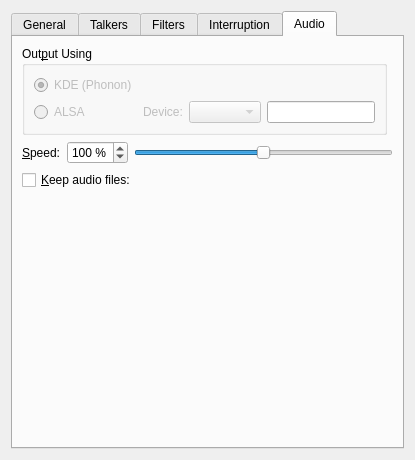
First picture: the form in kcmkttsmgr/kcmkttsmgrwidget.ui, repository KDE/jovie, before the edit.
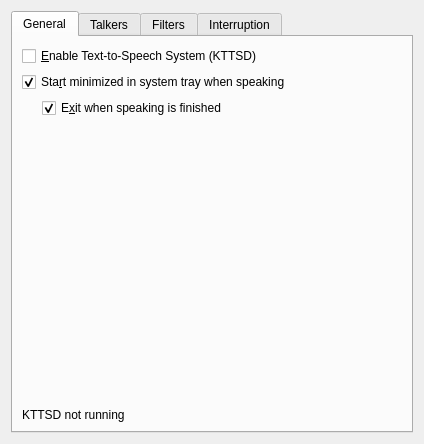
Second picture: the form after the edit. The open tabs and pages were chosen to show the change. Custom widgets are drawn as their Qt base class.

What changed in the file:
```diff
--- a/kcmkttsmgr/kcmkttsmgrwidget.ui
+++ b/kcmkttsmgr/kcmkttsmgrwidget.ui
@@ -1,9 +1,17 @@
 <ui version="4.0" >
  <author>Gary Cramblitt</author>
  <class>KCMKttsMgrWidget</class>
- <widget class="KCModule" name="KCMKttsMgrWidget" >
-  <property name="sizePolicy" >
-   <sizepolicy vsizetype="Expanding" hsizetype="Expanding" >
+ <widget class="KCModule" name="KCMKttsMgrWidget">
+  <property name="geometry">
+   <rect>
+    <x>0</x>
+    <y>0</y>
+    <width>424</width>
+    <height>444</height>
+   </rect>
+  </property>
+  <property name="sizePolicy">
+   <sizepolicy hsizetype="Expanding" vsizetype="Expanding">
     <horstretch>0</horstretch>
     <verstretch>0</verstretch>
    </sizepolicy>
@@ -516,261 +524,22 @@
        </item>
       </layout>
      </widget>
-     <widget class="QWidget" name="TabPage" >
-      <attribute name="title" >
-       <string>Audio</string>
-      </attribute>
-      <layout class="QGridLayout" >
-       <item row="0" column="0" >
-        <widget class="QGroupBox" name="audioButtonGroup" >
-         <property name="sizePolicy" >
-          <sizepolicy vsizetype="Preferred" hsizetype="MinimumExpanding" >
-           <horstretch>0</horstretch>
-           <verstretch>0</verstretch>
-          </sizepolicy>
-         </property>
-         <property name="whatsThis" >
-          <string>&lt;p>Select the audio output method desired.  If you select &lt;b>GStreamer&lt;/b>, you must also select a &lt;b>Sink&lt;/b>.&lt;/p>&lt;p>&lt;em>Note&lt;/em>:  You must have GStreamer >= 0.87 to use GStreamer.&lt;/p></string>
-         </property>
-         <property name="title" >
-          <string>Out&amp;put Using</string>
-         </property>
-         <layout class="QGridLayout" >
-          <item row="1" column="1" >
-           <layout class="QHBoxLayout" >
-            <item>
-             <widget class="QLabel" name="pcmLabel" >
-              <property name="enabled" >
-               <bool>false</bool>
-              </property>
-              <property name="whatsThis" >
-               <string>Select the sound sink to be used for GStreamer output.</string>
-              </property>
-              <property name="text" >
-               <string>Device:</string>
-              </property>
-             </widget>
-            </item>
-            <item>
-             <widget class="KComboBox" name="pcmComboBox" >
-              <property name="enabled" >
-               <bool>false</bool>
-              </property>
-              <property name="sizePolicy" >
-               <sizepolicy vsizetype="Fixed" hsizetype="Expanding" >
-                <horstretch>0</horstretch>
-                <verstretch>0</verstretch>
-               </sizepolicy>
-              </property>
-              <property name="whatsThis" >
-               <string>Select the PCM device to be used for ALSA output.  Select "default" to use the default ALSA device.</string>
-              </property>
-             </widget>
-            </item>
-            <item>
-             <widget class="KLineEdit" name="pcmCustom" />
-            </item>
-           </layout>
-          </item>
-          <item row="1" column="0" >
-           <widget class="QRadioButton" name="alsaRadioButton" >
-            <property name="enabled" >
-             <bool>false</bool>
-            </property>
-            <property name="whatsThis" >
-             <string>Check to use Advanced Linux Sound Architecture (ALSA) for audio output.</string>
-            </property>
-            <property name="text" >
-             <string>ALSA</string>
-            </property>
-            <property name="shortcut" >
-             <string/>
-            </property>
-            <property name="checked" >
-             <bool>false</bool>
-            </property>
-           </widget>
-          </item>
-          <item row="0" column="0" >
-           <widget class="QRadioButton" name="phononRadioButton" >
-            <property name="enabled" >
-             <bool>false</bool>
-            </property>
-            <property name="whatsThis" >
-             <string>Check to use Advanced Linux Sound Architecture (ALSA) for audio output.</string>
-            </property>
-            <property name="text" >
-             <string>KDE (Phonon)</string>
-            </property>
-            <property name="shortcut" >
-             <string/>
-            </property>
-            <property name="checked" >
-             <bool>true</bool>
-            </property>
-           </widget>
-          </item>
-         </layout>
-        </widget>
-       </item>
-       <item row="3" column="0" >
-        <spacer>
-         <property name="orientation" >
-          <enum>Qt::Vertical</enum>
-         </property>
-         <property name="sizeType" >
-          <enum>QSizePolicy::Expanding</enum>
-         </property>
-         <property name="sizeHint" stdset="0" >
-          <size>
-           <width>0</width>
-           <height>0</height>
-          </size>
-         </property>
-        </spacer>
-       </item>
-       <item row="0" column="1" >
-        <spacer>
-         <property name="orientation" >
-          <enum>Qt::Horizontal</enum>
-         </property>
-         <property name="sizeType" >
-          <enum>QSizePolicy::Expanding</enum>
-         </property>
-         <property name="sizeHint" stdset="0" >
-          <size>
-           <width>0</width>
-           <height>0</height>
-          </size>
-         </property>
-        </spacer>
-       </item>
-       <item row="2" column="0" colspan="2" >
-        <layout class="QHBoxLayout" >
-         <item>
-          <widget class="QCheckBox" name="keepAudioCheckBox" >
-           <property name="whatsThis" >
-            <string>Check this if you want to keep the generated audio (wav) files.  You will find them in the indicated directory.</string>
-           </property>
-           <property name="text" >
-            <string>&amp;Keep audio files:</string>
-           </property>
-          </widget>
-         </item>
-         <item>
-          <widget class="KUrlRequester" name="keepAudioPath" >
-           <property name="enabled" >
-            <bool>true</bool>
-           </property>
-           <property name="sizePolicy" >
-            <sizepolicy vsizetype="Preferred" hsizetype="Expanding" >
-             <horstretch>0</horstretch>
-             <verstretch>0</verstretch>
-            </sizepolicy>
-           </property>
-           <property name="whatsThis" >
-            <string>Specify the directory in which the audio files will be copied.</string>
-           </property>
-          </widget>
-         </item>
-        </layout>
-       </item>
-       <item row="1" column="0" colspan="2" >
-        <layout class="QHBoxLayout" >
-         <item>
-          <widget class="QLabel" name="timeLabel" >
-           <property name="sizePolicy" >
-            <sizepolicy vsizetype="Preferred" hsizetype="Fixed" >
-             <horstretch>0</horstretch>
-             <verstretch>0</verstretch>
-            </sizepolicy>
-           </property>
-           <property name="whatsThis" >
-            <string>Sets the speed of speech.  Slide the slider to the left to slow speech down; to the right to increase talking speed.  Anything less than 75 percent is considered "slow", and anything greater than 125 percent is considered "fast".  You cannot change the speed of MultiSyn voices.</string>
-           </property>
-           <property name="text" >
-            <string>&amp;Speed:</string>
-           </property>
-           <property name="buddy" >
-            <cstring>timeBox</cstring>
-           </property>
-          </widget>
-         </item>
-         <item>
-          <widget class="QSpinBox" name="timeBox" >
-           <property name="enabled" >
-            <bool>true</bool>
-           </property>
-           <property name="sizePolicy" >
-            <sizepolicy vsizetype="Fixed" hsizetype="Fixed" >
-             <horstretch>0</horstretch>
-             <verstretch>0</verstretch>
-            </sizepolicy>
-           </property>
-           <property name="whatsThis" >
-            <string>Sets the speed of speech.  Slide the slider to the left to slow speech down; to the right to increase talking speed.  Anything less than 75 percent is considered "slow", and anything greater than 125 percent is considered "fast".  You cannot change the speed of MultiSyn voices.</string>
-           </property>
-           <property name="suffix" >
-            <string> %</string>
-           </property>
-           <property name="minimum" >
-            <number>50</number>
-           </property>
-           <property name="maximum" >
-            <number>200</number>
-           </property>
-           <property name="value" >
-            <number>100</number>
-           </property>
-          </widget>
-         </item>
-         <item>
-          <widget class="QSlider" name="timeSlider" >
-           <property name="enabled" >
-            <bool>true</bool>
-           </property>
-           <property name="focusPolicy" >
-            <enum>Qt::NoFocus</enum>
-           </property>
-           <property name="whatsThis" >
-            <string>Sets the speed of speech.  Slide the slider to the left to slow speech down; to the right to increase talking speed.  Anything less than 75 percent is considered "slow", and anything greater than 125 percent is considered "fast".  You cannot change the speed of MultiSyn voices.</string>
-           </property>
-           <property name="maximum" >
-            <number>1000</number>
-           </property>
-           <property name="singleStep" >
-            <number>10</number>
-           </property>
-           <property name="pageStep" >
-            <number>100</number>
-           </property>
-           <property name="value" >
-            <number>500</number>
-           </property>
-           <property name="orientation" >
-            <enum>Qt::Horizontal</enum>
-           </property>
-          </widget>
-         </item>
-        </layout>
-       </item>
-      </layout>
-     </widget>
     </widget>
    </item>
   </layout>
  </widget>
  <customwidgets>
+  <customwidget>
+   <class>KUrlRequester</class>
+   <extends>QFrame</extends>
+   <header>kurlrequester.h</header>
+   <container>1</container>
+  </customwidget>
   <customwidget>
    <class>KPushButton</class>
    <extends>QPushButton</extends>
    <header>kpushbutton.h</header>
   </customwidget>
-  <customwidget>
-   <class>KComboBox</class>
-   <extends>QComboBox</extends>
-   <header>kcombobox.h</header>
-  </customwidget>
   <customwidget>
    <class>KLineEdit</class>
    <extends>QLineEdit</extends>
@@ -782,12 +551,6 @@
    <header>ktabwidget.h</header>
    <container>1</container>
   </customwidget>
-  <customwidget>
-   <class>KUrlRequester</class>
-   <extends>QFrame</extends>
-   <header>kurlrequester.h</header>
-   <container>1</container>
-  </customwidget>
   <customwidget>
    <class>KCModule</class>
    <extends>QWidget</extends>
```
Left out of the diff: 351 changed lines with no effect on the pictures.
